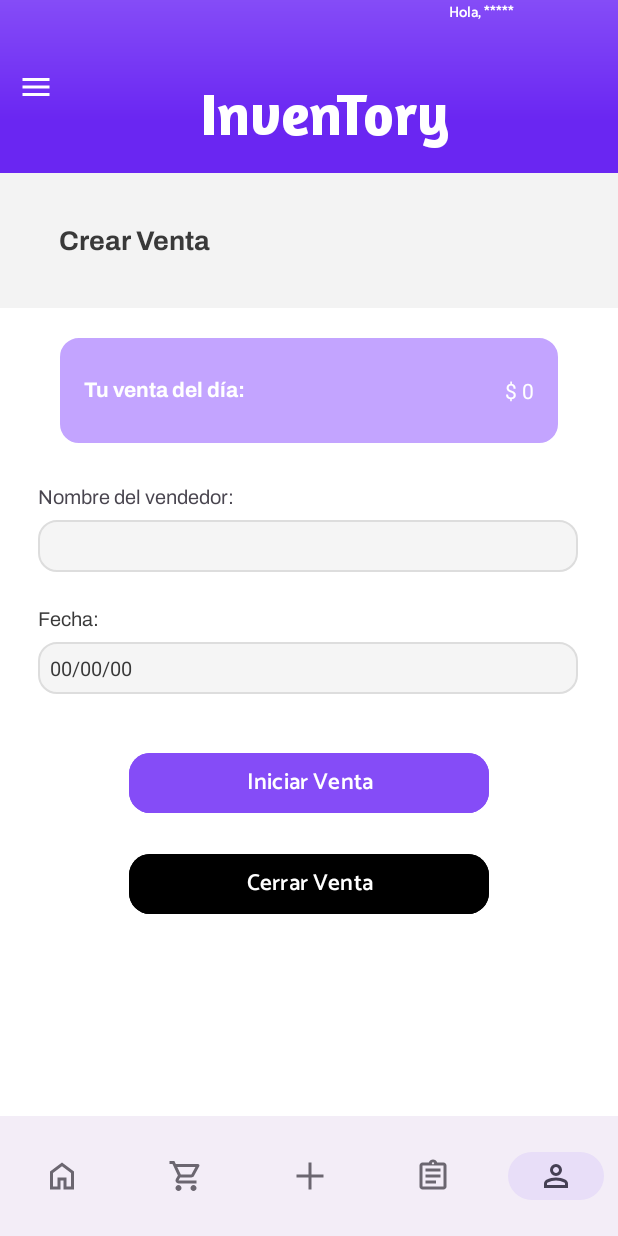
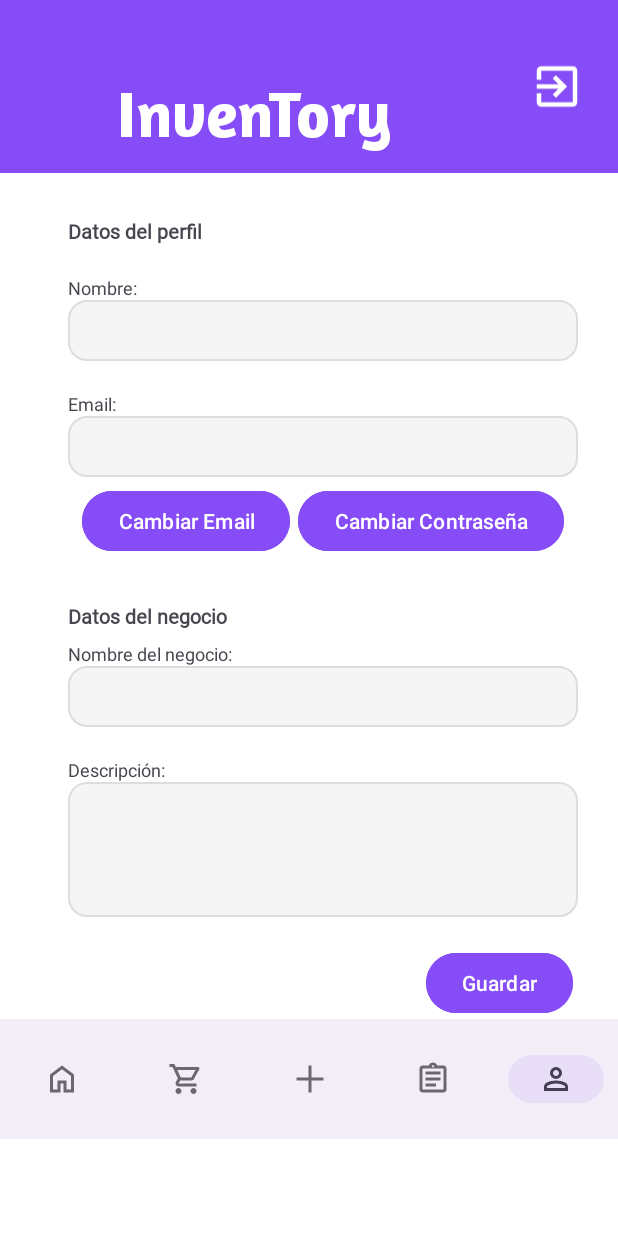
Before and after one commit to Saris23/Inventory, an Android app: the screen it shows after launch once a user with an empty profile is signed in (MainActivity before the commit, perfil after it), item 5 of the bottom bar chosen, on a phone screen of 412 x 824 dp. Run offline under Robolectric (Android 15) with nearby library versions, the phone set to English and light mode, and no system bars; our stand-ins replace Firebase (no records; nobody signed in at launch, a user with empty details on screens opened directly).

Commit message:
Listo nuevo menu(bottom menu)

```diff
--- a/app/src/main/AndroidManifest.xml
+++ b/app/src/main/AndroidManifest.xml
@@ -5,6 +5,7 @@
     <uses-feature
         android:name="android.hardware.camera"
         android:required="false" />
+
     <uses-permission android:name="android.permission.CAMERA" />
 
     <application
@@ -17,6 +18,9 @@
         android:supportsRtl="true"
         android:theme="@style/Theme.Inventory"
         tools:targetApi="31">
+        <activity
+            android:name=".home"
+            android:exported="false" />
         <activity
             android:name=".Scanner"
             android:exported="false" />
--- a/app/src/main/java/com/example/inventory/MainActivity.java
+++ b/app/src/main/java/com/example/inventory/MainActivity.java
@@ -20,47 +20,23 @@ import java.util.Date;
 public class MainActivity extends AppCompatActivity {
     private final FirebaseUser user = FirebaseAuth.getInstance().getCurrentUser();
     private final FirebaseFirestore db = FirebaseFirestore.getInstance();
-
     private TextView txtVenta;
 
     @Override
     protected void onCreate(Bundle savedInstanceState) {
         super.onCreate(savedInstanceState);
         setContentView(R.layout.activity_main);
+        Button btnIniciarVenta = findViewById(R.id.btnIniciar);
+        txtVenta = findViewById(R.id.txtVenta);
+        ButtonMenu.setupMenu(this, R.id.itMain);
 
-        ImageButton btnMenu = findViewById(R.id.btnMenu);
-        TextView txtSaludo = findViewById(R.id.txtSaludo);
-        Button btnIniciarVenta = findViewById(R.id.btnIniciar);
-
-        txtVenta = findViewById(R.id.txtVenta);
-
-        ButtonMenu.setupMenu(btnMenu, this);
-
-        if (user != null) {
-            // Obtener el nombre desde Firestore
-            db.collection("usuarios")
-                    .document(user.getUid())
-                    .get()
-                    .addOnCompleteListener(task -> {
-                        if (task.isSuccessful()) {
-                            DocumentSnapshot document = task.getResult();
-                            if (document != null && document.exists()) {
-                                String nombre = document.getString("nombre");
-                                txtSaludo.setText("Hola, "+nombre);
-                            }
-                        } else {
-                            txtSaludo.setText("Bienvenido");
-                        }
-                    });
-
-            cargarVentaDelDia();
-
-        } else {
+        if (user == null) {
             Intent noUser = new Intent(MainActivity.this, login.class);
             startActivity(noUser);
             finish();
+            return;
         }
-
+        cargarVentaDelDia();
         btnIniciarVenta.setOnClickListener(v ->{
             Intent venta = new Intent(MainActivity.this, com.example.inventory.venta.class);
             startActivity(venta);
--- a/app/src/main/java/com/example/inventory/base/ButtonMenu.java
+++ b/app/src/main/java/com/example/inventory/base/ButtonMenu.java
@@ -1,5 +1,6 @@
 package com.example.inventory.base;
 
+import android.app.Activity;
 import android.content.Intent;
 import android.widget.ImageButton;
 import android.widget.PopupMenu;
@@ -10,49 +11,48 @@ import androidx.appcompat.app.AppCompatActivity;
 import com.example.inventory.MainActivity;
 import com.example.inventory.R;
 import com.example.inventory.historial;
+import com.example.inventory.home;
 import com.example.inventory.perfil;
 import com.example.inventory.startpage;
 import com.example.inventory.stock;
+import com.google.android.material.bottomnavigation.BottomNavigationView;
 import com.google.firebase.auth.FirebaseAuth;
 
 public class ButtonMenu extends AppCompatActivity {
-    public static void setupMenu(ImageButton btnMenu, AppCompatActivity activity) {
-        btnMenu.setOnClickListener(v -> {
-            PopupMenu popupMenu = new PopupMenu(activity, v);
-            popupMenu.getMenuInflater().inflate(R.menu.menu, popupMenu.getMenu());
+    public static void setupMenu(Activity activity, int selectedItemId) {
+        BottomNavigationView bottomNavigationView = activity.findViewById(R.id.bnv_bottom);
+        if (bottomNavigationView == null) return;
 
-            popupMenu.setOnMenuItemClickListener(item -> {
-                int id = item.getItemId();
-                if (id == R.id.itInicio) {
+        // Marca el ítem actual como seleccionado
+        bottomNavigationView.setSelectedItemId(selectedItemId);
+
+        // Listener para navegación
+        bottomNavigationView.setOnItemSelectedListener(item -> {
+            int itemId = item.getItemId();
+
+            if (itemId == R.id.itHome && !(activity instanceof home)) {
+                activity.startActivity(new Intent(activity, home.class));
+                activity.overridePendingTransition(0, 0);
+                return true;
+            } else if (itemId == R.id.itStock && !(activity instanceof stock)) {
+                activity.startActivity(new Intent(activity, stock.class));
+                activity.overridePendingTransition(0, 0);
+                return true;
+            } else if (itemId == R.id.itMain && !(activity instanceof MainActivity)) {
                 activity.startActivity(new Intent(activity, MainActivity.class));
-                    activity.finish();
+                activity.overridePendingTransition(0, 0);
                 return true;
-                } else if (id == R.id.itStock) {
-                    activity.startActivity(new Intent(activity, stock.class));
-                    activity.finish();
+            } else if (itemId == R.id.itHistorial && !(activity instanceof historial)) {
+                activity.startActivity(new Intent(activity, historial.class));
+                activity.overridePendingTransition(0, 0);
                 return true;
-                } else if (id == R.id.itPerfil) {
+            } else if (itemId == R.id.itPerfil && !(activity instanceof perfil)) {
                 activity.startActivity(new Intent(activity, perfil.class));
-                    activity.finish();
-                    return true;
-                } else if (id == R.id.itHistorial) {
-                    activity.startActivity(new Intent(activity, historial.class));
-                    activity.finish();
-                    return true;
-            //    } else if (id == R.id.itHome) {
-                    //      activity.startActivity(new Intent(activity, home.class));
-                    //activity.finish();
-                    // return true;
-                } else if (id == R.id.itLogout) {
-                    FirebaseAuth.getInstance().signOut();
-                    Toast.makeText(activity, "Se ha cerrado su sesión", Toast.LENGTH_SHORT).show();
-                    activity.startActivity(new Intent(activity, startpage.class));
-                    activity.finish();
+                activity.overridePendingTransition(0, 0);
                 return true;
             }
+
             return false;
-            });
-            popupMenu.show();
         });
     }
 }
--- a/app/src/main/java/com/example/inventory/base/ButtonNavigation.java
+++ /dev/null
@@ -1,4 +0,0 @@
-package com.example.inventory.base;
-
-public class ButtonNavigation {
-}
--- a/app/src/main/java/com/example/inventory/historial.java
+++ b/app/src/main/java/com/example/inventory/historial.java
@@ -43,10 +43,7 @@ public class historial extends AppCompatActivity {
         super.onCreate(savedInstanceState);
         // EdgeToEdge.enable(this); // Si te da problemas de visualización, puedes comentar esta línea
         setContentView(R.layout.activity_historial);
-
-        ImageButton btnMenu = findViewById(R.id.btnMenu); // Asegúrate de tener este ID en tu toolbar_layout
-        ButtonMenu.setupMenu(btnMenu, this);
-
+        ButtonMenu.setupMenu(this, R.id.itHistorial);
         recyclerHistorial = findViewById(R.id.recyclerHistorial);
         recyclerHistorial.setLayoutManager(new LinearLayoutManager(this));
         adapter = new HistorialAdapter(listaVentasDiarias, this);
--- a/app/src/main/java/com/example/inventory/login.java
+++ b/app/src/main/java/com/example/inventory/login.java
@@ -57,7 +57,7 @@ public class login extends AppCompatActivity {
                     .addOnCompleteListener(task -> {
                         if (task.isSuccessful()) {
                             Toast.makeText(login.this, "Inicio de sesión exitoso", Toast.LENGTH_SHORT).show();
-                            Intent intent = new Intent(login.this, MainActivity.class);
+                            Intent intent = new Intent(login.this, home.class);
                             startActivity(intent);
                         } else {
                             Toast.makeText(login.this, "Credenciales incorrectas", Toast.LENGTH_LONG).show();
@@ -102,7 +102,7 @@ public class login extends AppCompatActivity {
         FirebaseUser user = FirebaseAuth.getInstance().getCurrentUser();
         if (user != null) {
             // Si ya esta logueado va directamente al Main
-            Intent intent = new Intent(login.this, MainActivity.class);
+            Intent intent = new Intent(login.this, home.class);
             startActivity(intent);
             finish();
         }
--- a/app/src/main/java/com/example/inventory/stock.java
+++ b/app/src/main/java/com/example/inventory/stock.java
@@ -50,9 +50,8 @@ public class stock extends AppCompatActivity {
             return insets;
         });
         Button btnAgregar = findViewById(R.id.btnAgregar);
-        ImageButton btnMenu = findViewById(R.id.btnMenu);
         ImageButton btnScaner = findViewById(R.id.btnScaner);
-        ButtonMenu.setupMenu(btnMenu, this);
+        ButtonMenu.setupMenu(this, R.id.itStock);
         EditText txtCodigo = findViewById(R.id.txtCodigo);
         EditText txtNProducto = findViewById(R.id.txtNProducto);
         EditText txtCantidad = findViewById(R.id.txtCantidad);
--- a/app/src/main/res/drawable/ic_exit.xml
+++ b/app/src/main/res/drawable/ic_exit.xml
@@ -1,5 +1,12 @@
-<vector xmlns:android="http://schemas.android.com/apk/res/android" android:autoMirrored="true" android:height="24dp" android:tint="#000000" android:viewportHeight="24" android:viewportWidth="24" android:width="24dp">
+<vector xmlns:android="http://schemas.android.com/apk/res/android"
+    android:autoMirrored="true"
+    android:height="24dp"
+    android:tint="@color/white"
+    android:viewportHeight="24"
+    android:viewportWidth="24"
+    android:width="24dp">
 
-    <path android:fillColor="@android:color/white" android:pathData="M10.09,15.59L11.5,17l5,-5 -5,-5 -1.41,1.41L12.67,11H3v2h9.67l-2.58,2.59zM19,3H5c-1.11,0 -2,0.9 -2,2v4h2V5h14v14H5v-4H3v4c0,1.1 0.89,2 2,2h14c1.1,0 2,-0.9 2,-2V5c0,-1.1 -0.9,-2 -2,-2z"/>
+    <path android:fillColor="@android:color/white"
+        android:pathData="M10.09,15.59L11.5,17l5,-5 -5,-5 -1.41,1.41L12.67,11H3v2h9.67l-2.58,2.59zM19,3H5c-1.11,0 -2,0.9 -2,2v4h2V5h14v14H5v-4H3v4c0,1.1 0.89,2 2,2h14c1.1,0 2,-0.9 2,-2V5c0,-1.1 -0.9,-2 -2,-2z"/>
 
 </vector>
--- a/app/src/main/res/layout/activity_main.xml
+++ b/app/src/main/res/layout/activity_main.xml
@@ -15,15 +15,6 @@
         android:layout_height="115dp"
         android:orientation="horizontal"
         android:background="@drawable/fondo_degradado">
-
-        <!-- Menu -->
-        <ImageButton
-            android:id="@+id/btnMenu"
-            android:layout_width="wrap_content"
-            android:layout_height="match_parent"
-            android:layout_gravity="center"
-            android:backgroundTint="@color/vacio"
-            android:src="@drawable/ic_menu" />
         <TextView
             android:layout_width="wrap_content"
             android:layout_height="wrap_content"
@@ -34,19 +25,6 @@
             android:fontFamily="@font/amaranth_bold"
             android:textSize="39sp"
             android:textColor="@color/white"/>
-
-        <!-- Titulo(saludo)-->
-        <TextView
-            android:id="@+id/txtSaludo"
-            android:layout_width="wrap_content"
-            android:layout_height="wrap_content"
-            android:text="Hola, *****"
-            android:textColor="@android:color/white"
-            android:textSize="10sp"
-            android:fontFamily="@font/catamaran_semibold"
-            android:textStyle="bold"
-            android:layout_gravity="center_horizontal"
-            android:layout_marginTop="1dp"/>
 
     </LinearLayout>
 
@@ -184,14 +162,5 @@
         android:layout_height="1dp"
         android:layout_weight="1" />
 
-    <com.google.android.material.bottomnavigation.BottomNavigationView
-        android:id="@+id/bnv_bottom"
-        android:layout_width="match_parent"
-        android:layout_height="wrap_content"
-        app:labelVisibilityMode="unlabeled"
-        app:layout_constraintBottom_toBottomOf="parent"
-        app:layout_constraintStart_toStartOf="parent"
-        app:layout_constraintEnd_toEndOf="parent"
-        app:menu="@menu/menu_inferior" />
-
+    <include layout="@layout/bottom_menu"/>
 </LinearLayout>
--- a/app/src/main/res/layout/activity_perfil.xml
+++ b/app/src/main/res/layout/activity_perfil.xml
@@ -1,6 +1,5 @@
 <?xml version="1.0" encoding="utf-8"?>
 <LinearLayout xmlns:android="http://schemas.android.com/apk/res/android"
-    xmlns:app="http://schemas.android.com/apk/res-auto"
     xmlns:tools="http://schemas.android.com/tools"
     android:id="@+id/main"
     android:layout_width="match_parent"
@@ -13,17 +12,7 @@
         android:layout_width="match_parent"
         android:layout_height="115dp"
         android:orientation="horizontal"
-        android:background="@color/purple"
-        >
-        <!-- Menu -->
-        <ImageButton
-            android:id="@+id/btnMenu"
-            android:layout_width="wrap_content"
-            android:layout_height="match_parent"
-            android:layout_gravity="center"
-            android:backgroundTint="@color/vacio"
-            android:src="@drawable/ic_menu" />
-
+        android:background="@color/purple">
         <TextView
             android:layout_width="wrap_content"
             android:layout_height="wrap_content"
@@ -34,9 +23,16 @@
             android:fontFamily="@font/amaranth_bold"
             android:textSize="43sp"
             android:textColor="@color/white"/>
-
+        <!-- Menu -->
+        <ImageButton
+            android:id="@+id/btnLogout"
+            android:layout_width="60dp"
+            android:layout_height="match_parent"
+            android:layout_marginLeft="80dp"
+            android:backgroundTint="@color/vacio"
+            android:scaleType="fitCenter"
+            android:src="@drawable/ic_exit" />
     </LinearLayout>
-
     <!-- Titulo -->
     <TextView
         android:layout_width="wrap_content"
@@ -49,7 +45,7 @@
         android:textStyle="bold" />
     <!-- Formulario usuario -->
     <LinearLayout
-        android:layout_width="380dp"
+        android:layout_width="340dp"
         android:layout_height="wrap_content"
         android:layout_marginLeft="45dp"
         android:layout_marginTop="20dp"
@@ -109,7 +105,7 @@
         android:textStyle="bold"/>
     <!-- Formulario Negocio -->
     <LinearLayout
-        android:layout_width="380dp"
+        android:layout_width="340dp"
         android:layout_height="wrap_content"
         android:layout_marginLeft="45dp"
         android:layout_marginTop="7dp"
@@ -145,17 +141,6 @@
             android:textSize="14sp"
             android:text="Guardar"
             android:backgroundTint="@color/purple" />
-
-
-    <com.google.android.material.bottomnavigation.BottomNavigationView
-        android:id="@+id/bnv_bottom"
-        android:layout_width="match_parent"
-        android:layout_height="wrap_content"
-        app:labelVisibilityMode="unlabeled"
-        app:layout_constraintBottom_toBottomOf="parent"
-        app:layout_constraintStart_toStartOf="parent"
-        app:layout_constraintEnd_toEndOf="parent"
-        app:menu="@menu/menu_inferior" />
-
-
+    <!-- Menu -->
+    <include layout="@layout/bottom_menu"/>
 </LinearLayout>
--- /dev/null
+++ b/app/src/main/res/layout/bottom_menu.xml
@@ -0,0 +1,12 @@
+<?xml version="1.0" encoding="utf-8"?>
+<com.google.android.material.bottomnavigation.BottomNavigationView xmlns:android="http://schemas.android.com/apk/res/android"
+    xmlns:app="http://schemas.android.com/apk/res-auto"
+    android:id="@+id/bnv_bottom"
+    android:layout_width="match_parent"
+    android:layout_height="wrap_content"
+    app:labelVisibilityMode="unlabeled"
+    android:layout_gravity="bottom"
+    app:layout_constraintBottom_toBottomOf="parent"
+    app:layout_constraintStart_toStartOf="parent"
+    app:layout_constraintEnd_toEndOf="parent"
+    app:menu="@menu/menu_inferior" />
--- a/app/src/main/res/menu/menu.xml
+++ /dev/null
@@ -1,21 +0,0 @@
-<?xml version="1.0" encoding="utf-8"?>
-<menu xmlns:android="http://schemas.android.com/apk/res/android">
-    <item
-        android:title="Inicio"
-        android:id="@+id/itHome"/>
-    <item
-        android:title="Venta"
-        android:id="@+id/itInicio"/>
-    <item
-        android:title="Stock"
-        android:id="@+id/itStock"/>
-    <item
-        android:title="Perfil"
-        android:id="@+id/itPerfil"/>
-    <item
-        android:title="Historial"
-        android:id="@+id/itHistorial"/>
-    <item
-        android:title="Cerrar sesión"
-        android:id="@+id/itLogout"/>
-</menu>
--- a/app/src/main/res/menu/menu_inferior.xml
+++ b/app/src/main/res/menu/menu_inferior.xml
@@ -3,7 +3,7 @@
     <item
         android:title="Inicio"
         android:icon="@drawable/ic_action_home"
-        android:id="@+id/itInicio"/>
+        android:id="@+id/itHome"/>
     <item
         android:title="Stock"
         android:icon="@drawable/ic_action_stock"
```
Also changed, not shown: app/src/main/java/com/example/inventory/home.java (added, +56 -0 lines), app/src/main/java/com/example/inventory/perfil.java (+27 -2 lines), app/src/main/res/layout/activity_historial.xml (+2 -9 lines), app/src/main/res/layout/activity_home.xml (+6 -18 lines), app/src/main/res/layout/activity_stock.xml (+3 -10 lines). Lines whose indentation alone changed are shown as unchanged.
